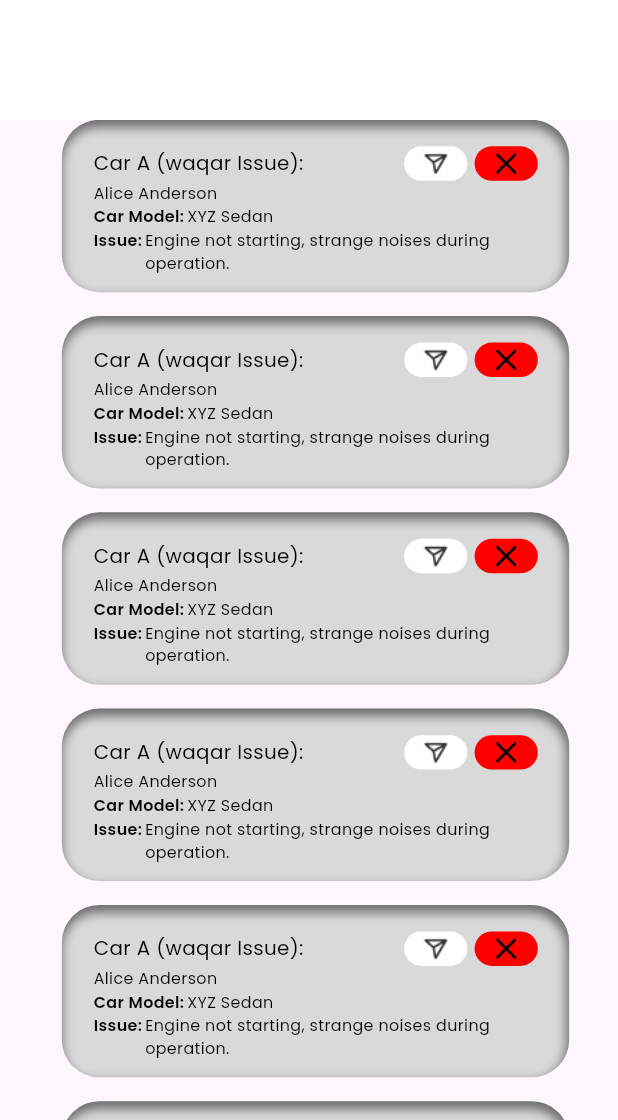
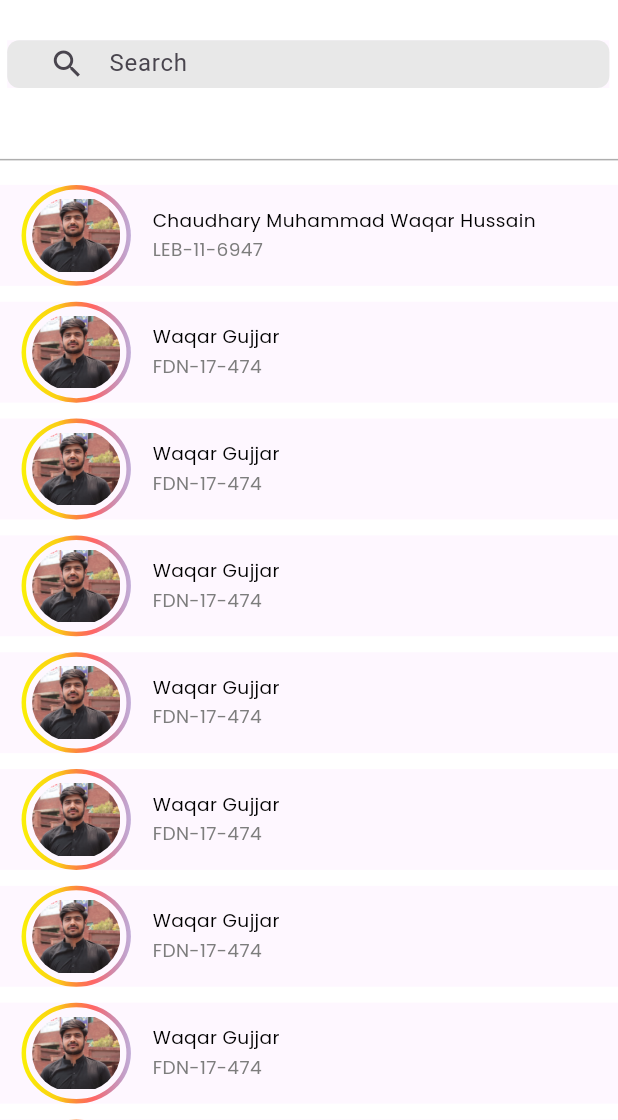
Before and after one commit to romanfarooq/final-year-project, a Flutter app: the screen it shows after launch, on a phone screen of 412 x 824 dp, the part 116-1236 px from its top. Run offline on Flutter 3.47's test engine with Material 3 defaults, Android fonts, the phone set to English and light mode, and no system bars; our stand-ins replace flutter_inset_box_shadow, flutter_rating_bar, flutter_svg.

Commit message:
updating Screen Workshop Clients

```diff
--- a/lib/main.dart
+++ b/lib/main.dart
@@ -1,6 +1,7 @@
 
 import 'package:car_care/screens/car_care_requests.dart';
 import 'package:car_care/screens/vehicle_service_record.dart';
+import 'package:car_care/screens/workshop_clients.dart';
 import 'package:car_care/screens/workshop_homepage.dart';
 import 'package:car_care/screens/workshop_services.dart';
 import 'package:car_care/screens/workshop_signup.dart';
@@ -27,7 +28,7 @@ class MyApp extends StatelessWidget {
         colorScheme: ColorScheme.fromSeed(seedColor: Colors.deepPurple),
         useMaterial3: true,
       ),
-      home: const CarCareRequests(),
+      home: const WorkshopClients(),
       routes: AppRoutes.routes,
     );
   }
--- /dev/null
+++ b/lib/screens/workshop_clients.dart
@@ -0,0 +1,166 @@
+import 'package:flutter/material.dart' hide BoxDecoration, BoxShadow;
+import 'package:flutter_inset_box_shadow/flutter_inset_box_shadow.dart';
+import '../utils/figma_space_to_percentage.dart';
+import '../utils/image_constant.dart';
+import 'package:car_care/widgets/custom_profile_widget.dart';
+
+class WorkshopClients extends StatefulWidget {
+  const WorkshopClients({super.key});
+
+  @override
+  State<WorkshopClients> createState() => _WorkshopClientsState();
+}
+
+class _WorkshopClientsState extends State<WorkshopClients> {
+  TextEditingController SearchfieldController = TextEditingController();
+
+  @override
+  Widget build(BuildContext context) {
+    return SafeArea(
+      child: Column(
+        crossAxisAlignment: CrossAxisAlignment.start,
+        children: [
+          SizedBox(
+            height: figmaSpaceToPercentage(55, context),
+          ),
+          Center(
+            child: Image.asset(
+              ImageConstant.carcare1,
+              height: 29,
+              width: 106,
+              alignment: Alignment.center,
+            ),
+          ),
+          SizedBox(
+            height: figmaSpaceToPercentage(30, context),
+          ),
+          Row(
+            children:[
+              SizedBox(
+                width: figmaSpaceToPercentageWidth(5, context)
+              ),
+
+              Material(
+              child: Container(
+                width: figmaSpaceToPercentageWidth(419, context),
+                height: figmaSpaceToPercentage(36, context),
+                padding: EdgeInsets.symmetric(horizontal: 16.0),
+                decoration: BoxDecoration(
+                  color: Color.fromRGBO(232, 232, 232, 1), // Background color
+                  borderRadius: BorderRadius.circular(8.0),
+                ),
+                child: TextField(
+                  controller: SearchfieldController,
+                  decoration: InputDecoration(
+                    hintText: 'Search',
+                    prefixIcon: Icon(Icons.search),
+                    border:
+                        InputBorder.none, // Remove the border from the TextField
+                  ),
+                ),
+              ),
+            ),
+            ]
+          ),
+          SizedBox(
+            height: figmaSpaceToPercentage(45, context),
+          ),
+          Divider(
+            thickness: 1, // Adjust the thickness of the line as needed
+            color: Color.fromRGBO(
+                174, 174, 174, 1), // Change the color of the line as needed
+          ),
+          Expanded(
+            child: SingleChildScrollView(
+              child: Column(
+                children: [
+                  SizedBox(
+                    height: figmaSpaceToPercentage(10, context),
+                  ),
+
+                  CustomProfileWidget(
+                    imageUrl: ImageConstant.waqar, // Replace with your image path
+                    name: 'Chaudhary Muhammad Waqar Hussain',
+                    id: 'LEB-11-6947',
+                  ),
+
+                  CustomProfileWidget(
+                    imageUrl: ImageConstant.waqar, // Replace with your image path
+                    name: 'Waqar Gujjar',
+                    id: 'FDN-17-474',
+                  ),
+
+
+                  CustomProfileWidget(
+                    imageUrl: ImageConstant.waqar, // Replace with your image path
+                    name: 'Waqar Gujjar',
+                    id: 'FDN-17-474',
+                  ),
+
+                  CustomProfileWidget(
+                    imageUrl: ImageConstant.waqar, // Replace with your image path
+                    name: 'Waqar Gujjar',
+                    id: 'FDN-17-474',
+                  ),
+
+                  CustomProfileWidget(
+                    imageUrl: ImageConstant.waqar, // Replace with your image path
+                    name: 'Waqar Gujjar',
+                    id: 'FDN-17-474',
+                  ),
+
+                  CustomProfileWidget(
+                    imageUrl: ImageConstant.waqar, // Replace with your image path
+                    name: 'Waqar Gujjar',
+                    id: 'FDN-17-474',
+                  ),
+
+                  CustomProfileWidget(
+                    imageUrl: ImageConstant.waqar, // Replace with your image path
+                    name: 'Waqar Gujjar',
+                    id: 'FDN-17-474',
+                  ),
+
+                  CustomProfileWidget(
+                    imageUrl: ImageConstant.waqar, // Replace with your image path
+                    name: 'Waqar Gujjar',
+                    id: 'FDN-17-474',
+                  ),
+
+                  CustomProfileWidget(
+                    imageUrl: ImageConstant.waqar, // Replace with your image path
+                    name: 'Waqar Gujjar',
+                    id: 'FDN-17-474',
+                  ),
+
+                  CustomProfileWidget(
+                    imageUrl: ImageConstant.waqar, // Replace with your image path
+                    name: 'Waqar Gujjar',
+                    id: 'FDN-17-474',
+                  ),
+
+                  CustomProfileWidget(
+                    imageUrl: ImageConstant.waqar, // Replace with your image path
+                    name: 'Chaudhary Muhammad Waqar Hussain',
+                    id: 'LEB-11-6947',
+                  )
+
+                ], // add your widgets here
+              ),
+
+            ),
+          ),
+
+        ],
+
+      ),
+
+    );
+  }
+
+  @override
+  void dispose() {
+    SearchfieldController.dispose(); // Dispose of the controller
+    super.dispose();
+  }
+}
--- a/lib/utils/image_constant.dart
+++ b/lib/utils/image_constant.dart
@@ -54,6 +54,10 @@ class ImageConstant {
 // Car Care Requests
   static String Cross = '$imagePath/cross.png';
 
+  // Workshop Clients
+  static String waqar = '$imagePath/waqar.png';
+
+
 
 
 }
--- /dev/null
+++ b/lib/widgets/custom_gradientdecent.dart
@@ -0,0 +1,53 @@
+import 'package:flutter/material.dart';
+
+class GradientBorder extends StatelessWidget {
+  final Widget child;
+  final List<Color> colors;
+  final double strokeWidth;
+
+  GradientBorder({required this.child, required this.colors, this.strokeWidth = 3.0});
+
+  @override
+  Widget build(BuildContext context) {
+    return ClipOval(
+      child: CustomPaint(
+        painter: _GradientBorderPainter(colors: colors, strokeWidth: strokeWidth),
+        child: child,
+      ),
+    );
+  }
+}
+
+class _GradientBorderPainter extends CustomPainter {
+  final List<Color> colors;
+  final double strokeWidth;
+
+  _GradientBorderPainter({required this.colors, required this.strokeWidth});
+
+  @override
+  void paint(Canvas canvas, Size size) {
+    final Rect outerRect = Offset.zero & size;
+    final Rect innerRect = outerRect.deflate(strokeWidth / 2.0);
+
+    final Paint paint = Paint()
+      ..strokeWidth = strokeWidth
+      ..style = PaintingStyle.stroke
+      ..shader = LinearGradient(
+        colors: colors,
+        begin: Alignment.centerLeft,
+        end: Alignment.centerRight,
+      ).createShader(outerRect);
+
+    final Path path = Path()
+      ..addOval(outerRect)
+      ..addOval(innerRect)
+      ..fillType = PathFillType.evenOdd;
+
+    canvas.drawPath(path, paint);
+  }
+
+  @override
+  bool shouldRepaint(covariant CustomPainter oldDelegate) {
+    return false;
+  }
+}
--- /dev/null
+++ b/lib/widgets/custom_profile_widget.dart
@@ -0,0 +1,97 @@
+import 'package:flutter/material.dart' hide BoxDecoration, BoxShadow;
+import 'package:flutter_inset_box_shadow/flutter_inset_box_shadow.dart';
+import '../utils/figma_space_to_percentage.dart';
+import '../utils/image_constant.dart';
+import '../widgets/custom_gradientdecent.dart';
+
+class CustomProfileWidget extends StatelessWidget {
+  final String imageUrl;
+  final String name;
+  final String id;
+
+  const CustomProfileWidget({
+    required this.imageUrl,
+    required this.name,
+    required this.id,
+  });
+
+  @override
+  Widget build(BuildContext context) {
+    return Column(
+      children: [
+        Material(
+          child: InkWell(
+            onTap: () {
+              print('hi');
+            },
+            child: Row(
+              children: [
+                SizedBox(
+                  width: figmaSpaceToPercentageWidth(15, context),
+                ),
+                Container(
+                  width: figmaSpaceToPercentageWidth(76.09, context),
+                  height: figmaSpaceToPercentage(76.09, context),
+                  child: GradientBorder(
+                    colors: [
+                      Color.fromRGBO(250, 240, 6, 1),
+                      Color.fromRGBO(250, 204, 5, 0.94),
+                      Color.fromRGBO(255, 0, 0, 0.59),
+                      Color.fromRGBO(54, 0, 124, 0.3),
+                    ],
+                    child: Padding(
+                      padding: EdgeInsets.all(7.0),
+                      child: ClipOval(
+                        child: Image.asset(
+                          imageUrl,
+                          height: figmaSpaceToPercentage(70, context),
+                          width: figmaSpaceToPercentageWidth(70, context),
+                          alignment: Alignment.center,
+                        ),
+                      ),
+                    ),
+                  ),
+                ),
+                SizedBox(
+                  width: figmaSpaceToPercentageWidth(15, context),
+                ),
+                Column(
+                  crossAxisAlignment: CrossAxisAlignment.start,
+                  children: [
+                    Text(
+                      name,
+                      style: TextStyle(
+                        color: const Color.fromRGBO(0, 0, 0, 1),
+                        fontSize: figmaSpaceToPercentage(14, context),
+                        fontFamily: 'Poppins',
+                        fontWeight: FontWeight.w400,
+                        decoration: TextDecoration.none,
+                      ),
+                    ),
+                    SizedBox(
+                      height: figmaSpaceToPercentage(2, context),
+                    ),
+                    Text(
+                      id,
+                      style: TextStyle(
+                        color: const Color.fromRGBO(125, 125, 125, 1),
+                        fontSize: figmaSpaceToPercentage(14, context),
+                        fontFamily: 'Poppins',
+                        fontWeight: FontWeight.w400,
+                        decoration: TextDecoration.none,
+                      ),
+                    ),
+                  ],
+                )
+              ],
+            ),
+          ),
+        ),
+
+        SizedBox(
+          height: figmaSpaceToPercentage(12, context), // Height of the SizedBox
+        ),
+      ],
+    );
+  }
+}
```
Also changed, not shown: assets/images/waqar.png (added).
